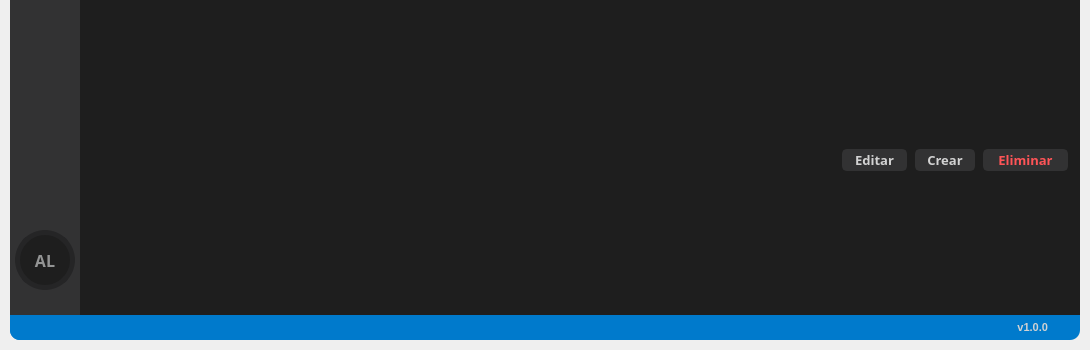
dariolggomez/NET-Simulator, file visuals/mainWindow.ui: the form before one commit; both pictures show x 0 to 1090 and y 441 to 791 of the 1090 by 791 pixel window.
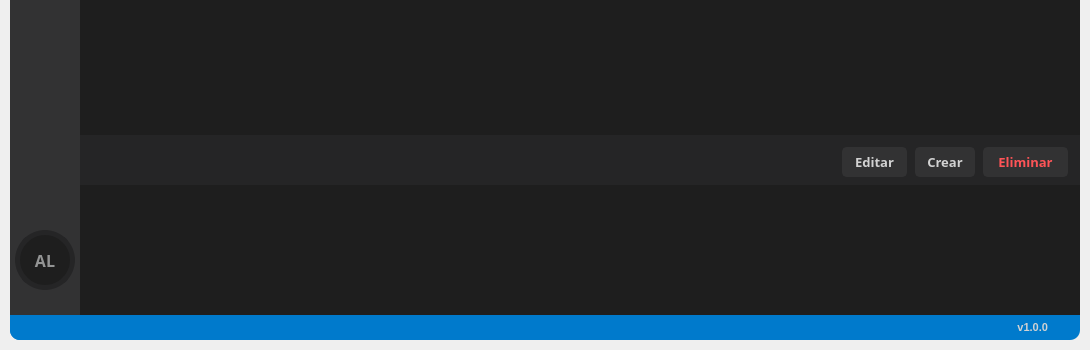
The form after the commit. The open tabs and pages were chosen to show the change. Icons and pictures are not drawn.

Commit message: updated main win ui

The edit to the form file:
```diff
--- a/visuals/mainWindow.ui
+++ b/visuals/mainWindow.ui
@@ -2326,7 +2326,7 @@
                           </size>
                          </property>
                          <property name="styleSheet">
-                          <string notr="true">background-color: rgb(30, 30, 30);</string>
+                          <string notr="true">background-color: rgb(37, 37, 38);</string>
                          </property>
                          <property name="frameShape">
                           <enum>QFrame::NoFrame</enum>
@@ -2339,16 +2339,16 @@
                            <number>8</number>
                           </property>
                           <property name="leftMargin">
-                           <number>0</number>
+                           <number>12</number>
                           </property>
                           <property name="topMargin">
-                           <number>0</number>
+                           <number>12</number>
                           </property>
                           <property name="rightMargin">
                            <number>12</number>
                           </property>
                           <property name="bottomMargin">
-                           <number>0</number>
+                           <number>12</number>
                           </property>
                           <item>
                            <spacer name="horizontalSpacer_8">
@@ -2368,7 +2368,7 @@
                             <property name="minimumSize">
                              <size>
                               <width>65</width>
-                              <height>0</height>
+                              <height>30</height>
                              </size>
                             </property>
                             <property name="font">
@@ -2404,7 +2404,7 @@
                             <property name="minimumSize">
                              <size>
                               <width>60</width>
-                              <height>0</height>
+                              <height>30</height>
                              </size>
                             </property>
                             <property name="font">
@@ -2440,7 +2440,7 @@
                             <property name="minimumSize">
                              <size>
                               <width>85</width>
-                              <height>0</height>
+                              <height>30</height>
                              </size>
                             </property>
                             <property name="font">
```
Left out of the diff: 2 changed lines with no effect on the pictures. The commit also changes 1 other file.
